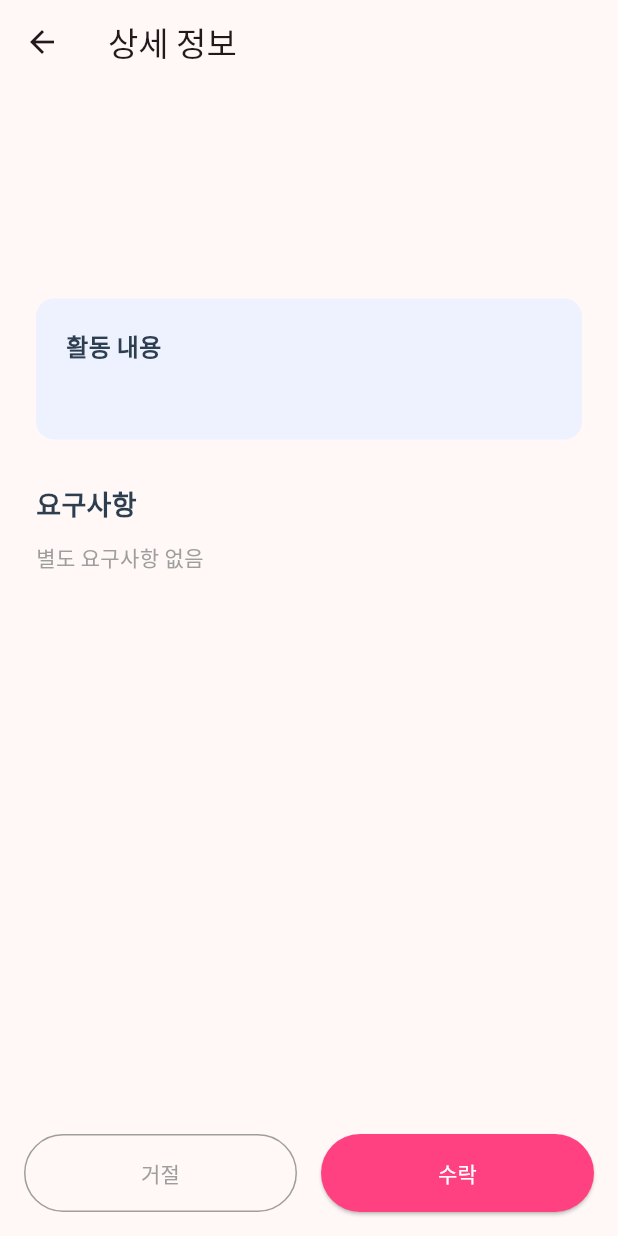
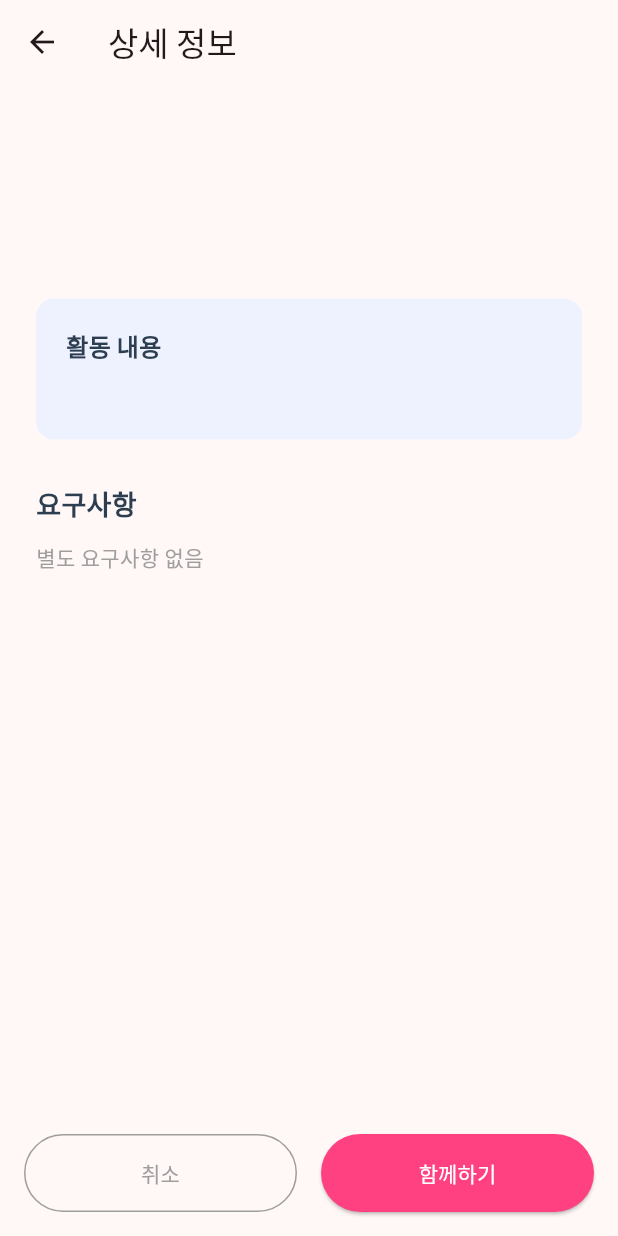
Before and after one commit to day-e0n/sun_date, a Flutter app: the VolunteerDetailScreen screen opened directly with empty values, on a phone screen of 412 x 824 dp. Run offline on Flutter 3.47's test engine with Material 3 defaults, Android fonts, the phone set to English and light mode, and no system bars; our stand-ins replace csv, file_picker, go_router, google_fonts, shared_preferences; missing offline and left inert: random_nickname; accounts and stored records are empty.

```diff
--- a/frontend/lib/ui/tabs/volunteer_detail_screen.dart
+++ b/frontend/lib/ui/tabs/volunteer_detail_screen.dart
@@ -1,17 +1,56 @@
 import 'package:flutter/material.dart';
 import '../../core/models.dart';
+import '../../core/match_api.dart'; // API 사용을 위해 추가
 
-class VolunteerDetailScreen extends StatelessWidget {
-  final VolunteerActivity activity;
-  final UserProfile currentUser;
-  final VoidCallback onAccept;
+class VolunteerDetailScreen extends StatefulWidget {
+  final VolunteerActivity activity;final UserProfile currentUser;
+  final MatchApi api; // 매칭된 유저 목록을 불러오기 위해 API 필요
+  final Function(UserProfile partner) onAccept; // 선택된 파트너를 부모에게 전달
 
   const VolunteerDetailScreen({
     super.key,
     required this.activity,
     required this.currentUser,
+    required this.api,
     required this.onAccept,
   });
+
+  @override
+  State<VolunteerDetailScreen> createState() => _VolunteerDetailScreenState();
+}
+
+class _VolunteerDetailScreenState extends State<VolunteerDetailScreen> {
+  List<UserProfile> _matchedPartners = [];
+  bool _isLoadingPartners = false;
+
+  @override
+  void initState() {
+    super.initState();
+    _loadMatchedPartners();
+  }
+
+  // [핵심 로직] 이전에 QnA로 서로 수락한(매칭된) 상대방 목록 불러오기
+  Future<void> _loadMatchedPartners() async {
+    setState(() => _isLoadingPartners = true);
+
+    try {
+      // 실제로는 API에 'listMatchedUsers' 같은 메서드가 있어야 합니다.
+      // 현재 MockMatchApi 구조상 listCandidates를 재활용하여 시뮬레이션합니다.
+      // (실제 구현 시: widget.api.getMatchedUsers() 등으로 교체 필요)
+      final candidates = await widget.api.listCandidates(userId: widget.currentUser.studentId);
+
+      if (mounted) {
+        setState(() {
+          // 예시를 위해 상위 3명을 매칭된 상대로 가정합니다.
+          _matchedPartners = candidates.take(3).toList();
+          _isLoadingPartners = false;
+        });
+      }
+    } catch (e) {
+      debugPrint('파트너 로드 실패: $e');
+      if (mounted) setState(() => _isLoadingPartners = false);
+    }
+  }
 
   @override
   Widget build(BuildContext context) {
@@ -23,35 +62,21 @@ class VolunteerDetailScreen extends StatelessWidget {
           crossAxisAlignment: CrossAxisAlignment.start,
           children: [
             Text(
-              activity.title,
-              style: const TextStyle(
-                fontSize: 24,
-                fontWeight: FontWeight.bold,
-                color: Color(0xFF2C3E50),
-              ),
+              widget.activity.title,
+              style: const TextStyle(fontSize: 24, fontWeight: FontWeight.bold, color: Color(0xFF2C3E50)),
             ),
             const SizedBox(height: 8),
             Text(
-              activity.agencyName,
-              style: const TextStyle(
-                fontSize: 16,
-                color: Colors.blue,
-                fontWeight: FontWeight.w600,
-              ),
+              widget.activity.agencyName,
+              style: const TextStyle(fontSize: 16, color: Colors.blue, fontWeight: FontWeight.w600),
             ),
             const SizedBox(height: 24),
-
-            // [수정] CSV 데이터 필드에 맞춰 정보 표시 변경
-            _buildInfoRow(Icons.calendar_today_outlined, activity.date), // 날짜
-            _buildInfoRow(Icons.access_time, activity.time),             // 시간
-            _buildInfoRow(Icons.calendar_month, activity.days),          // [추가] 활동 요일
-            _buildInfoRow(Icons.location_on_outlined, activity.location),// 장소
-
-            // currentParticipants는 CSV에 없으므로 제거하거나 임시로 숨김
+            _buildInfoRow(Icons.calendar_today_outlined, widget.activity.date),
+            _buildInfoRow(Icons.access_time, widget.activity.time),
+            _buildInfoRow(Icons.calendar_month, widget.activity.days),
+            _buildInfoRow(Icons.location_on_outlined, widget.activity.location),
 
             const SizedBox(height: 30),
-
-            // 활동 내용 박스
             Container(
               width: double.infinity,
               padding: const EdgeInsets.all(20),
@@ -64,38 +89,22 @@ class VolunteerDetailScreen extends StatelessWidget {
                 children: [
                   const Text(
                     '활동 내용',
-                    style: TextStyle(
-                      fontWeight: FontWeight.bold,
-                      fontSize: 16,
-                      color: Color(0xFF2C3E50),
-                    ),
+                    style: TextStyle(fontWeight: FontWeight.bold, fontSize: 16, color: Color(0xFF2C3E50)),
                   ),
                   const SizedBox(height: 10),
-                  Text(
-                    activity.description,
-                    style: const TextStyle(
-                      height: 1.5,
-                      color: Color(0xFF7986CB),
-                    ),
-                  ),
+                  Text(widget.activity.description, style: const TextStyle(height: 1.5, color: Color(0xFF7986CB))),
                 ],
               ),
             ),
 
             const SizedBox(height: 30),
-
-            // 요구사항
             const Text(
               '요구사항',
-              style: TextStyle(
-                fontSize: 18,
-                fontWeight: FontWeight.bold,
-                color: Color(0xFF2C3E50),
-              ),
+              style: TextStyle(fontSize: 18, fontWeight: FontWeight.bold, color: Color(0xFF2C3E50)),
             ),
             const SizedBox(height: 12),
-            if (activity.requirements.isNotEmpty)
-              ...activity.requirements.map((req) => Padding(
+            if (widget.activity.requirements.isNotEmpty)
+              ...widget.activity.requirements.map((req) => Padding(
                 padding: const EdgeInsets.only(bottom: 8.0),
                 child: Row(
                   crossAxisAlignment: CrossAxisAlignment.start,
@@ -108,20 +117,14 @@ class VolunteerDetailScreen extends StatelessWidget {
                     Expanded(
                       child: Text(
                         req,
-                        style: TextStyle(
-                          color: Colors.blue.shade200,
-                          fontSize: 15,
-                        ),
+                        style: TextStyle(color: Colors.blue.shade200, fontSize: 15),
                       ),
                     ),
                   ],
                 ),
               ))
             else
-              Text(
-                '별도 요구사항 없음',
-                style: TextStyle(color: Colors.grey.shade500),
-              ),
+              Text('별도 요구사항 없음', style: TextStyle(color: Colors.grey.shade500)),
           ],
         ),
       ),
@@ -137,18 +140,21 @@ class VolunteerDetailScreen extends StatelessWidget {
                     padding: const EdgeInsets.symmetric(vertical: 16),
                     side: const BorderSide(color: Colors.grey),
                   ),
-                  child: const Text('거절', style: TextStyle(color: Colors.grey)),
+                  child: const Text('취소', style: TextStyle(color: Colors.grey)),
                 ),
               ),
               const SizedBox(width: 16),
               Expanded(
                 child: ElevatedButton(
-                  onPressed: () => _handleAccept(context),
+                  // 매칭된 파트너가 없으면 버튼 비활성화
+                  onPressed: _matchedPartners.isEmpty
+                      ? null
+                      : () => _showPartnerSelectionDialog(context),
                   style: ElevatedButton.styleFrom(
-                    backgroundColor: Colors.pinkAccent, // 메인 테마 색상
+                    backgroundColor: Colors.pinkAccent,
                     padding: const EdgeInsets.symmetric(vertical: 16),
                   ),
-                  child: const Text('수락', style: TextStyle(color: Colors.white)),
+                  child: const Text('함께하기', style: TextStyle(color: Colors.white)),
                 ),
               ),
             ],
@@ -158,53 +164,96 @@ class VolunteerDetailScreen extends StatelessWidget {
     );
   }
 
+  // [New] 파트너 선택 다이얼로그
+  void _showPartnerSelectionDialog(BuildContext context) {
+    UserProfile? selectedPartner;
+
+    showDialog(
+      context: context,
+      builder: (context) {
+        return StatefulBuilder(
+          builder: (context, setState) {
+            return AlertDialog(
+              title: const Text('누구와 함께 하시겠습니까?'),
+              content: SizedBox(
+                width: double.maxFinite,
+                child: Column(
+                  mainAxisSize: MainAxisSize.min,
+                  children: [
+                    const Text(
+                      '매칭된 상대방(QnA 수락) 중 한 명을 선택해주세요.',
+                      style: TextStyle(fontSize: 13, color: Colors.grey),
+                    ),
+                    const SizedBox(height: 16),
+                    if (_isLoadingPartners)
+                      const Center(child: CircularProgressIndicator())
+                    else if (_matchedPartners.isEmpty)
+                      const Text('매칭된 상대가 없습니다.')
+                    else
+                      Flexible(
+                        child: ListView.builder(
+                          shrinkWrap: true,
+                          itemCount: _matchedPartners.length,
+                          itemBuilder: (context, index) {
+                            final partner = _matchedPartners[index];
+                            return RadioListTile<UserProfile>(
+                              title: Text(partner.nickname),
+                              subtitle: Text('${partner.age}세 / ${partner.mbti}'),
+                              value: partner,
+                              groupValue: selectedPartner,
+                              activeColor: Colors.pinkAccent,
+                              onChanged: (value) {
+                                setState(() {
+                                  selectedPartner = value;
+                                });
+                              },
+                            );
+                          },
+                        ),
+                      ),
+                  ],
+                ),
+              ),
+              actions: [
+                TextButton(
+                  onPressed: () => Navigator.pop(context),
+                  child: const Text('취소'),
+                ),
+                TextButton(
+                  onPressed: selectedPartner == null
+                      ? null
+                      : () {
+                    Navigator.pop(context); // 다이얼로그 닫기
+                    Navigator.pop(context); // 상세 화면 닫기
+                    widget.onAccept(selectedPartner!); // 선택된 파트너 전달
+                  },
+                  child: const Text('신청 완료'),
+                ),
+              ],
+            );
+          },
+        );
+      },
+    );
+  }
+
   Widget _buildInfoRow(IconData icon, String text) {
-    // 텍스트가 비어있으면 보여주지 않음
     if (text.isEmpty) return const SizedBox.shrink();
-
     return Padding(
       padding: const EdgeInsets.only(bottom: 12.0),
       child: Row(
         crossAxisAlignment: CrossAxisAlignment.start,
         children: [
-          Icon(icon, size: 20, color: Colors.pinkAccent), // 아이콘 색상도 테마에 맞게
+          Icon(icon, size: 20, color: Colors.pinkAccent),
           const SizedBox(width: 12),
           Expanded(
             child: Text(
               text,
-              style: const TextStyle(
-                fontSize: 16,
-                color: Color(0xFF455A64),
-                fontWeight: FontWeight.w500,
-              ),
+              style: const TextStyle(fontSize: 16, color: Color(0xFF455A64), fontWeight: FontWeight.w500),
             ),
           ),
         ],
       ),
     );
   }
-
-  void _handleAccept(BuildContext context) {
-    showDialog(
-      context: context,
-      builder: (context) => AlertDialog(
-        title: const Text('신청 하시겠습니까?'),
-        content: const Text('상대방에게 수락 의사를 전달합니다.'),
-        actions: [
-          TextButton(
-            onPressed: () => Navigator.pop(context),
-            child: const Text('취소'),
-          ),
-          TextButton(
-            onPressed: () {
-              Navigator.pop(context); // Dialog 닫기
-              Navigator.pop(context); // Screen 닫기
-              onAccept();
-            },
-            child: const Text('확인'),
-          ),
-        ],
-      ),
-    );
-  }
 }
```
Also changed, not shown: frontend/lib/ui/tabs/agency_tab.dart (+34 -16 lines).
